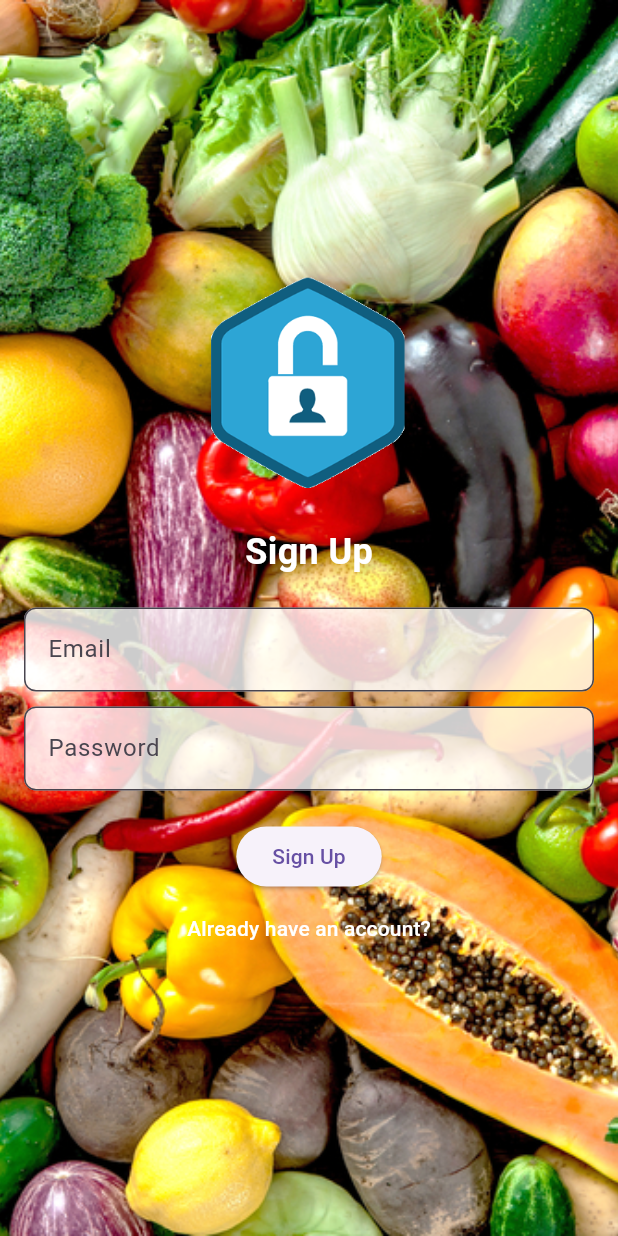
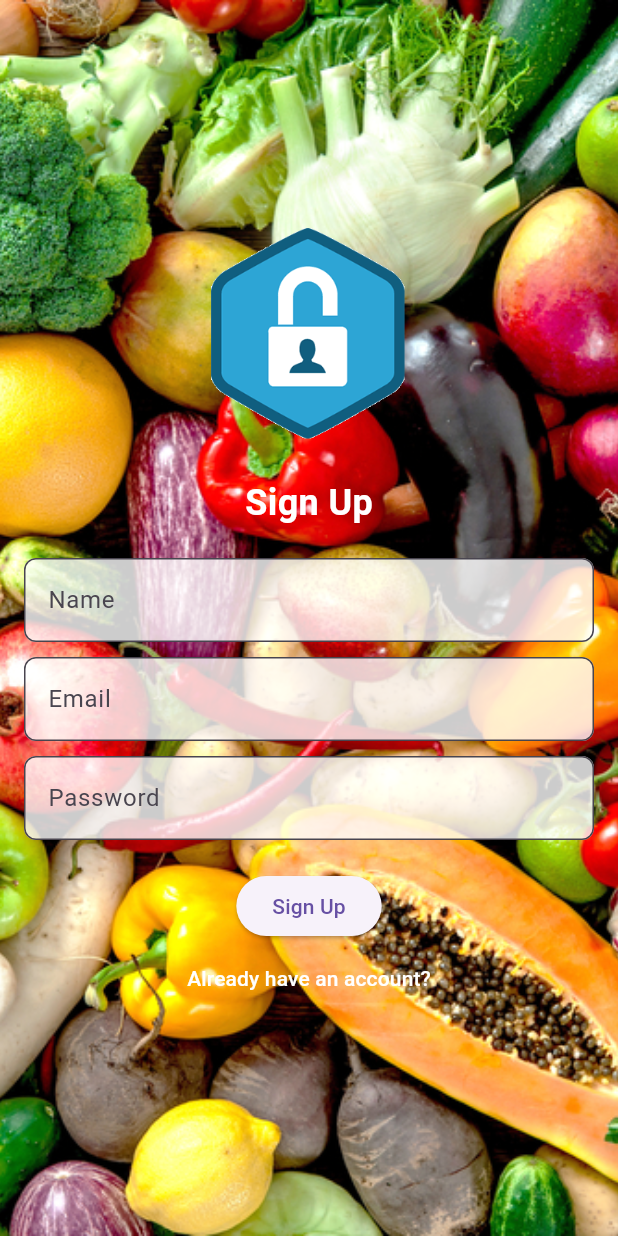
Before and after one commit to ms-teacher1547/INF-4077, a Flutter app: the screen it shows after launch, after a tap on "Create an account", on a phone screen of 412 x 824 dp. Run offline on Flutter 3.47's test engine with Material 3 defaults, Android fonts, the phone set to English and light mode, and no system bars; our stand-ins replace file_picker, firebase_auth, firebase_core, fl_chart, flutter_map, geolocator and 3 more; accounts and stored records are empty; network calls fail; project files that could hold a hidden picture were left out.

Commit message:
amelioration de l'application

```diff
--- a/meal_tracker_app/lib/screens/auth_screen.dart
+++ b/meal_tracker_app/lib/screens/auth_screen.dart
@@ -11,6 +11,7 @@ class AuthScreen extends StatefulWidget {
 
 class _AuthScreenState extends State<AuthScreen> {
   // Contrôleurs pour gérer les champs de saisie
+  final _nameController = TextEditingController(); // Nouveau champ pour le nom
   final _emailController = TextEditingController();
   final _passwordController = TextEditingController();
 
@@ -55,6 +56,20 @@ class _AuthScreenState extends State<AuthScreen> {
                   ),
                 ),
                 const SizedBox(height: 20),
+                // Champ pour le nom (uniquement en mode inscription)
+                if (!_isLogin)
+                  TextField(
+                    controller: _nameController,
+                    decoration: InputDecoration(
+                      labelText: 'Name',
+                      filled: true,
+                      fillColor: Colors.white.withOpacity(0.8),
+                      border: OutlineInputBorder(
+                        borderRadius: BorderRadius.circular(8),
+                      ),
+                    ),
+                  ),
+                if (!_isLogin) const SizedBox(height: 10),
                 // Champ de saisie pour l'email
                 TextField(
                   controller: _emailController,
@@ -118,6 +133,7 @@ class _AuthScreenState extends State<AuthScreen> {
 
   // Méthode pour soumettre le formulaire
   void _submitAuthForm() async {
+    final name = _nameController.text.trim(); // Récupère et nettoie le nom
     final email = _emailController.text.trim(); // Récupère et nettoie l'email
     final password = _passwordController.text.trim(); // Récupère et nettoie le mot de passe
     final auth = FirebaseAuth.instance; // Instance Firebase pour l'authentification
@@ -160,6 +176,9 @@ class _AuthScreenState extends State<AuthScreen> {
           password: password,
         );
 
+        // Enregistrement du nom de l'utilisateur dans son profil Firebase
+        await userCredential.user?.updateDisplayName(name);
+
         // Envoi du mail de vérification
         await userCredential.user?.sendEmailVerification();
         ScaffoldMessenger.of(context).showSnackBar(
```
Also changed, not shown: meal_tracker_app/lib/screens/home_screen.dart (+20 -10 lines).
